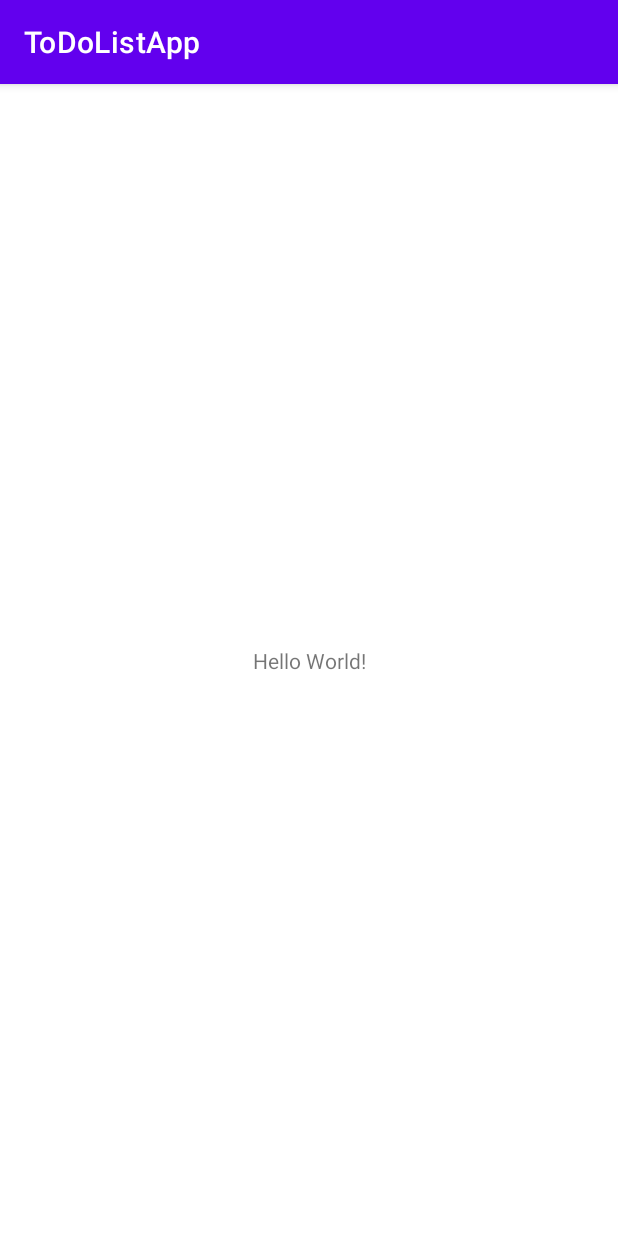
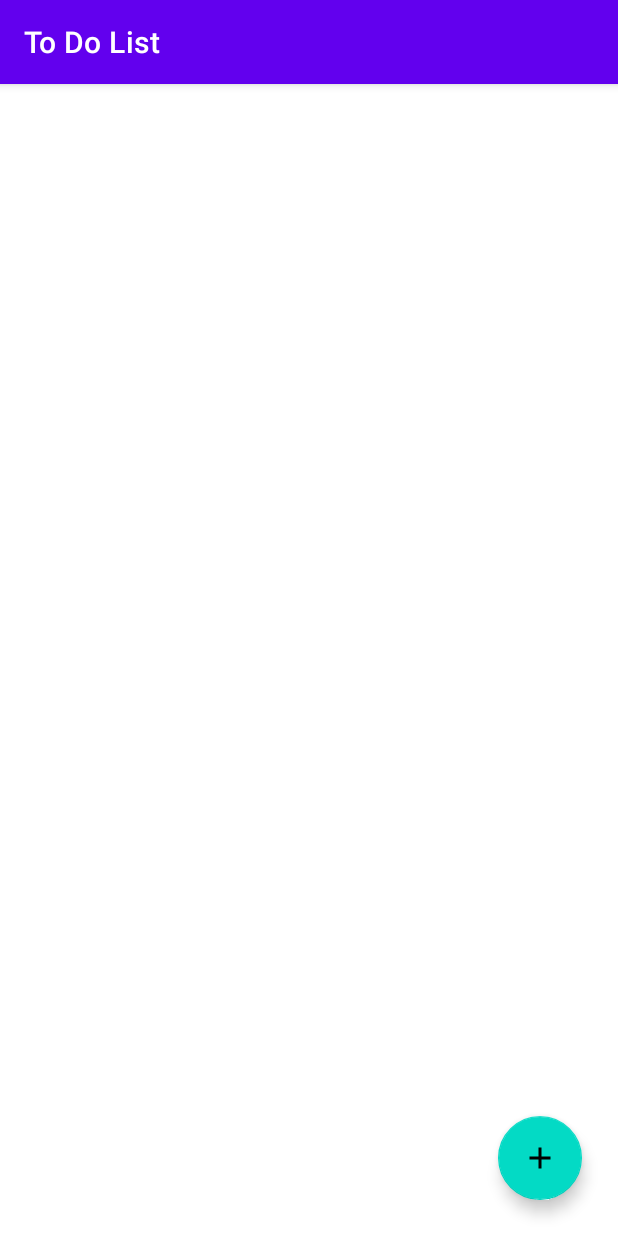
Before and after one commit to Darfune/ToDoListApp, an Android app: the screen it shows after launch (MainActivity), on a phone screen of 412 x 824 dp. Run offline under Robolectric (Android 15) with nearby library versions, the phone set to English and light mode, and no system bars; our stand-ins replace navigation-ui.

Commit message:
fragments navigation

```diff
--- a/app/build.gradle
+++ b/app/build.gradle
@@ -68,10 +68,5 @@ dependencies {
     api "org.jetbrains.kotlinx:kotlinx-coroutines-core:1.6.0"
     api "org.jetbrains.kotlinx:kotlinx-coroutines-android:1.6.0"
 
-    // DataBinding
-    kapt "com.android.databinding:compiler:3.1.4"
-    kapt "androidx.databinding:databinding-common:7.1.3"
 
-    // RecyclerView Animator
-    implementation 'jp.wasabeef:recyclerview-animators:3.0.0'
 }
--- a/app/src/main/java/com/example/todolistapp/MainActivity.kt
+++ b/app/src/main/java/com/example/todolistapp/MainActivity.kt
@@ -2,10 +2,19 @@ package com.example.todolistapp
 
 import androidx.appcompat.app.AppCompatActivity
 import android.os.Bundle
+import androidx.navigation.findNavController
+import androidx.navigation.ui.setupActionBarWithNavController
 
 class MainActivity : AppCompatActivity() {
     override fun onCreate(savedInstanceState: Bundle?) {
         super.onCreate(savedInstanceState)
         setContentView(R.layout.activity_main)
+
+        setupActionBarWithNavController(findNavController(R.id.navigationHostFragment))
+    }
+
+    override fun onSupportNavigateUp(): Boolean {
+        val navController = findNavController(R.id.navigationHostFragment)
+        return navController.navigateUp() || super.onSupportNavigateUp()
     }
 }
--- a/app/src/main/java/com/example/todolistapp/fragments/list/RecyclerViewListFragment.kt
+++ b/app/src/main/java/com/example/todolistapp/fragments/list/RecyclerViewListFragment.kt
@@ -5,7 +5,9 @@ import androidx.fragment.app.Fragment
 import android.view.LayoutInflater
 import android.view.View
 import android.view.ViewGroup
+import androidx.navigation.fragment.findNavController
 import com.example.todolistapp.R
+import com.google.android.material.floatingactionbutton.FloatingActionButton
 
 class RecyclerViewListFragment : Fragment() {
 
@@ -14,7 +16,14 @@ class RecyclerViewListFragment : Fragment() {
         savedInstanceState: Bundle?,
     ): View? {
         // Inflate the layout for this fragment
-        return inflater.inflate(R.layout.fragment_recycler_view_list, container, false)
+        val view = inflater.inflate(R.layout.fragment_recycler_view_list, container, false)
+
+        val floatingActionButton = view.findViewById<FloatingActionButton>(R.id.floatingActionButton)
+        floatingActionButton.setOnClickListener{
+            findNavController().navigate(R.id.action_recyclerViewListFragment_to_addItemFragment2)
+        }
+
+        return view
     }
 
 }
--- /dev/null
+++ b/app/src/main/res/drawable/ic_add.xml
@@ -0,0 +1,10 @@
+<vector xmlns:android="http://schemas.android.com/apk/res/android"
+    android:width="24dp"
+    android:height="24dp"
+    android:viewportWidth="24"
+    android:viewportHeight="24"
+    android:tint="?attr/colorControlNormal">
+  <path
+      android:fillColor="@android:color/white"
+      android:pathData="M19,13h-6v6h-2v-6H5v-2h6V5h2v6h6v2z"/>
+</vector>
--- /dev/null
+++ b/app/src/main/res/drawable/ic_empty_list.xml
@@ -0,0 +1,10 @@
+<vector xmlns:android="http://schemas.android.com/apk/res/android"
+    android:width="24dp"
+    android:height="24dp"
+    android:viewportWidth="24"
+    android:viewportHeight="24"
+    android:tint="?attr/colorControlNormal">
+  <path
+      android:fillColor="@android:color/white"
+      android:pathData="M19,3L4.99,3c-1.11,0 -1.98,0.89 -1.98,2L3,19c0,1.1 0.88,2 1.99,2L19,21c1.1,0 2,-0.9 2,-2L21,5c0,-1.11 -0.9,-2 -2,-2zM19,15h-4c0,1.66 -1.35,3 -3,3s-3,-1.34 -3,-3L4.99,15L4.99,5L19,5v10z"/>
+</vector>
--- a/app/src/main/res/layout/activity_main.xml
+++ b/app/src/main/res/layout/activity_main.xml
@@ -6,13 +6,14 @@
     android:layout_height="match_parent"
     tools:context=".MainActivity">
 
-    <TextView
-        android:layout_width="wrap_content"
-        android:layout_height="wrap_content"
-        android:text="Hello World!"
-        app:layout_constraintBottom_toBottomOf="parent"
-        app:layout_constraintLeft_toLeftOf="parent"
-        app:layout_constraintRight_toRightOf="parent"
-        app:layout_constraintTop_toTopOf="parent" />
 
+    <fragment
+        android:id="@+id/navigationHostFragment"
+        android:name="androidx.navigation.fragment.NavHostFragment"
+        android:layout_width="match_parent"
+        android:layout_height="match_parent"
+        app:defaultNavHost="true"
+        app:navGraph="@navigation/navigation_graph"
+        tools:layout_editor_absoluteX="0dp"
+        tools:layout_editor_absoluteY="-16dp" />
 </androidx.constraintlayout.widget.ConstraintLayout>
--- a/app/src/main/res/layout/fragment_recycler_view_list.xml
+++ b/app/src/main/res/layout/fragment_recycler_view_list.xml
@@ -1,14 +1,55 @@
 <?xml version="1.0" encoding="utf-8"?>
-<FrameLayout xmlns:android="http://schemas.android.com/apk/res/android"
+<androidx.constraintlayout.widget.ConstraintLayout xmlns:android="http://schemas.android.com/apk/res/android"
+    xmlns:app="http://schemas.android.com/apk/res-auto"
     xmlns:tools="http://schemas.android.com/tools"
     android:layout_width="match_parent"
     android:layout_height="match_parent"
     tools:context=".fragments.list.RecyclerViewListFragment">
 
-    <!-- TODO: Update blank fragment layout -->
-    <TextView
+    <androidx.recyclerview.widget.RecyclerView
+        android:id="@+id/recyclerViewListFragment"
         android:layout_width="match_parent"
         android:layout_height="match_parent"
-        android:text="@string/hello_blank_fragment" />
+        tools:layout_editor_absoluteX="0dp"
+        tools:layout_editor_absoluteY="90dp" />
 
-</FrameLayout>
+
+    <ImageView
+        android:id="@+id/noDataImageView"
+        android:layout_width="130dp"
+        android:layout_height="141dp"
+        android:src="@drawable/ic_empty_list"
+        android:visibility="invisible"
+        app:layout_constraintBottom_toTopOf="@+id/recyclerViewListFragment"
+        app:layout_constraintEnd_toStartOf="@+id/recyclerViewListFragment"
+        app:layout_constraintHorizontal_bias="0.5"
+        app:layout_constraintStart_toEndOf="@+id/recyclerViewListFragment"
+        app:layout_constraintTop_toBottomOf="@+id/recyclerViewListFragment"
+        app:layout_constraintVertical_bias="0.55" />
+
+    <TextView
+        android:id="@+id/noDataTextView"
+        android:layout_width="wrap_content"
+        android:layout_height="wrap_content"
+        android:layout_marginTop="16dp"
+        android:text="@string/no_data"
+        android:textSize="16sp"
+        android:visibility="invisible"
+        app:layout_constraintEnd_toStartOf="@+id/recyclerViewListFragment"
+        app:layout_constraintHorizontal_bias="0.5"
+        app:layout_constraintStart_toEndOf="@+id/recyclerViewListFragment"
+        app:layout_constraintTop_toBottomOf="@+id/noDataImageView" />
+
+    <com.google.android.material.floatingactionbutton.FloatingActionButton
+        android:id="@+id/floatingActionButton"
+        android:layout_width="wrap_content"
+        android:layout_height="wrap_content"
+        android:layout_marginEnd="24dp"
+        android:layout_marginBottom="24dp"
+        android:clickable="true"
+        android:src="@drawable/ic_add"
+        app:layout_constraintBottom_toBottomOf="parent"
+        app:layout_constraintEnd_toEndOf="parent"
+        android:contentDescription="@string/floating_button_desc" />
+
+</androidx.constraintlayout.widget.ConstraintLayout>
--- a/app/src/main/res/navigation/navigation_graph.xml
+++ b/app/src/main/res/navigation/navigation_graph.xml
@@ -8,7 +8,7 @@
     <fragment
         android:id="@+id/recyclerViewListFragment"
         android:name="com.example.todolistapp.fragments.list.RecyclerViewListFragment"
-        android:label="fragment_recycler_view_list"
+        android:label="To Do List"
         tools:layout="@layout/fragment_recycler_view_list" >
         <action
             android:id="@+id/action_recyclerViewListFragment_to_addItemFragment2"
@@ -20,7 +20,7 @@
     <fragment
         android:id="@+id/addItemFragment"
         android:name="com.example.todolistapp.fragments.add.AddItemFragment"
-        android:label="fragment_add_item"
+        android:label="Add Item"
         tools:layout="@layout/fragment_add_item" >
         <action
             android:id="@+id/action_addItemFragment_to_recyclerViewListFragment2"
@@ -29,7 +29,7 @@
     <fragment
         android:id="@+id/updateFragment"
         android:name="com.example.todolistapp.fragments.update.UpdateFragment"
-        android:label="fragment_update"
+        android:label="Update Item"
         tools:layout="@layout/fragment_update" >
         <action
             android:id="@+id/action_updateFragment_to_recyclerViewListFragment2"
--- a/app/src/main/res/values/strings.xml
+++ b/app/src/main/res/values/strings.xml
@@ -2,4 +2,6 @@
     <string name="app_name">ToDoListApp</string>
     <!-- TODO: Remove or change this placeholder text -->
     <string name="hello_blank_fragment">Hello blank fragment</string>
+    <string name="no_data">No Data</string>
+    <string name="floating_button_desc">add item button</string>
 </resources>
```
